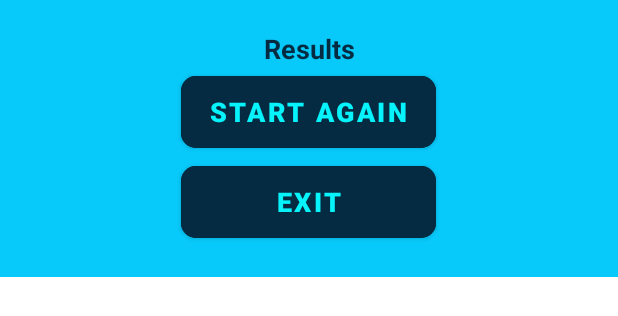
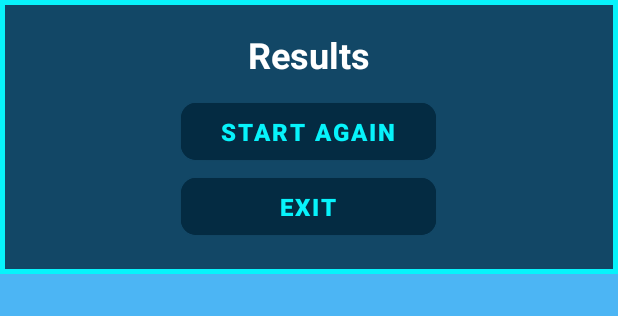
Before and after one commit to WinniCheng/Tic-Tac-Toe, an Android app: the layout activity_result_dialog.xml on its own in the app's theme, with its tools: preview values and no code run, on a phone screen of 412 x 824 dp. Shown: the top 316 px of the screen. Run offline under Robolectric (Android 15) with nearby library versions, the phone set to English and light mode, and no system bars.

Commit message:
Fix action bar and main layout, add anim

```diff
--- a/app/src/main/AndroidManifest.xml
+++ b/app/src/main/AndroidManifest.xml
@@ -12,10 +12,10 @@
         android:supportsRtl="true"
         android:theme="@style/Theme.tictactoe"
         tools:targetApi="31">
+
         <activity
             android:name=".MainActivity"
-            android:exported="false"
-            android:theme="@style/Theme.MaterialComponents.DayNight.NoActionBar" >
+            android:exported="false">
 
         </activity>
 
--- a/app/src/main/java/hk/edu/hkmu/tictactoe/AddPlayers.java
+++ b/app/src/main/java/hk/edu/hkmu/tictactoe/AddPlayers.java
@@ -10,6 +10,7 @@ import android.view.animation.AnimationUtils;
 import android.widget.Button;
 import android.widget.EditText;
 import android.widget.ImageView;
+import android.widget.TextView;
 import android.widget.Toast;
 
 public class AddPlayers extends MenuClass {
@@ -22,6 +23,10 @@ public class AddPlayers extends MenuClass {
         EditText playerOne = findViewById(R.id.playerOne);
         EditText playerTwo = findViewById(R.id.playerTwo);
         Button startGameButton = findViewById(R.id.startGameButton);
+
+        TextView title = (TextView) findViewById(R.id.title);
+        Animation zoom = AnimationUtils.loadAnimation(this, R.anim.zoom);
+        title.startAnimation(zoom);
 
         startGameButton.setOnClickListener(new View.OnClickListener() {
             @Override
--- a/app/src/main/java/hk/edu/hkmu/tictactoe/HomeActivity.java
+++ b/app/src/main/java/hk/edu/hkmu/tictactoe/HomeActivity.java
@@ -43,8 +43,7 @@ public class HomeActivity extends MenuClass {
         Button exit = (Button) findViewById(R.id.exit);
         exit.setOnClickListener(new View.OnClickListener() {
             public void onClick(View v) {
-                finish();
-                System.exit(0);
+                finishAffinity();
             }
         });
     }
--- /dev/null
+++ b/app/src/main/res/drawable/result_border.xml
@@ -0,0 +1,13 @@
+<?xml version="1.0" encoding="utf-8"?>
+<shape xmlns:android="http://schemas.android.com/apk/res/android"
+    android:shape="rectangle">
+
+    <solid
+        android:color="#CB042B42"/>
+    <corners
+        android:radius="0dp"/>
+    <stroke
+        android:color="@color/wordColor"
+        android:width="3dp"/>
+
+</shape>
--- a/app/src/main/res/drawable/black_border.xml
+++ b/app/src/main/res/drawable/thick_blue_border.xml
@@ -7,7 +7,7 @@
     <corners
         android:radius="30dp"/>
     <stroke
-        android:color="@color/black"
-        android:width="2dp"/>
+        android:color="@color/wordColor"
+        android:width="5dp"/>
 
 </shape>
--- a/app/src/main/res/layout/activity_result_dialog.xml
+++ b/app/src/main/res/layout/activity_result_dialog.xml
@@ -5,12 +5,13 @@
     xmlns:tools="http://schemas.android.com/tools"
     android:layout_width="match_parent"
     android:layout_height="match_parent"
+    android:background="#CB1FA3F1"
     tools:context=".ResultDialog">
 
     <LinearLayout
         android:layout_width="match_parent"
         android:layout_height="wrap_content"
-        android:background="#07CAFB"
+        android:background="@drawable/result_border"
         android:gravity="center"
         android:orientation="vertical"
         android:layout_gravity="center_vertical">
@@ -21,30 +22,31 @@
             android:id="@+id/messageText"
             android:gravity="center"
             android:text="Results"
-            android:textColor="@color/bgColor"
+            android:textColor="@color/white"
             android:layout_marginTop="20dp"
             android:layout_marginStart="20dp"
             android:layout_marginEnd="20dp"
-            android:textSize="18sp"
+            android:layout_marginBottom="10dp"
+            android:textSize="24sp"
             android:textStyle="bold"/>
 
         <Button
             android:id="@+id/startAgainButton"
             android:layout_width="170dp"
-            android:layout_height="60dp"
+            android:layout_height="50dp"
             android:backgroundTint="@color/bgColor"
             android:text="Start Again"
             android:textColor="@color/wordColor"
-            android:textSize="18sp"
+            android:textSize="16sp"
             android:textStyle="bold"
             app:cornerRadius="10dp" />
 
         <Button
             android:layout_width="170dp"
-            android:layout_height="60dp"
+            android:layout_height="50dp"
             android:id="@+id/exitButton"
             android:layout_marginBottom="20dp"
-            android:textSize="18sp"
+            android:textSize="16sp"
             android:textStyle="bold"
             android:backgroundTint="@color/bgColor"
             android:text="Exit"
```
Also changed, not shown: app/src/main/java/hk/edu/hkmu/tictactoe/MainActivity.java (+6 -7 lines), app/src/main/res/layout/activity_add_players.xml (+5 -4 lines), app/src/main/res/layout/activity_main.xml (+23 -21 lines), app/src/main/res/drawable/thin_blue_border.xml (renamed from app/src/main/res/drawable/lavender_border.xml).
